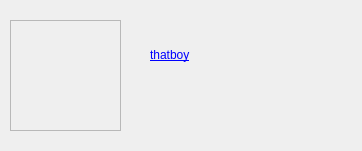
This is NotepadX/About.ui in ohto-ai/school-course-archives as Qt 5 draws it before an edit. The edited form follows.
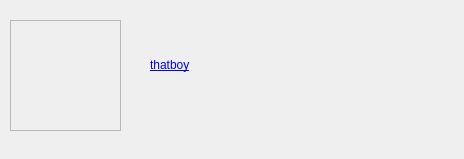
This is the edited form. Icons and pictures are not drawn.

What changed in the file:
```diff
--- a/NotepadX/About.ui
+++ b/NotepadX/About.ui
@@ -6,8 +6,8 @@
    <rect>
     <x>0</x>
     <y>0</y>
-    <width>362</width>
-    <height>151</height>
+    <width>464</width>
+    <height>159</height>
    </rect>
   </property>
   <property name="windowTitle">
@@ -36,8 +36,8 @@
    <property name="geometry">
     <rect>
      <x>150</x>
-     <y>30</y>
-     <width>101</width>
+     <y>40</y>
+     <width>241</width>
      <height>51</height>
     </rect>
    </property>
```
Left out of the diff: 2 changed lines with no effect on the pictures.
